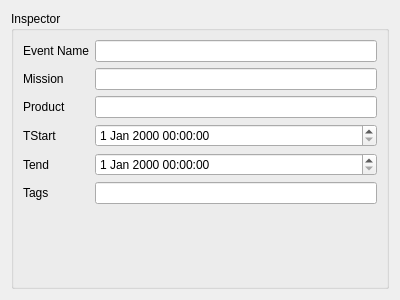
The window that gui/ui/Catalogue/CatalogueInspectorWidget.ui (SciQLop/SciQLop) describes before a commit, drawn with Qt 5.
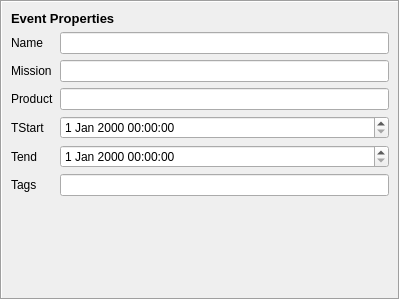
The same window after the commit. The open tabs and pages were chosen to show the change.

Diff of the .ui file:
```diff
--- a/gui/ui/Catalogue/CatalogueInspectorWidget.ui
+++ b/gui/ui/Catalogue/CatalogueInspectorWidget.ui
@@ -14,18 +14,30 @@
    <string>Form</string>
   </property>
   <layout class="QVBoxLayout" name="verticalLayout_2">
+   <property name="leftMargin">
+    <number>0</number>
+   </property>
+   <property name="topMargin">
+    <number>0</number>
+   </property>
+   <property name="rightMargin">
+    <number>0</number>
+   </property>
+   <property name="bottomMargin">
+    <number>0</number>
+   </property>
    <item>
-    <widget class="QGroupBox" name="groupBox">
-     <property name="title">
-      <string>Inspector</string>
+    <widget class="QFrame" name="frame">
+     <property name="frameShape">
+      <enum>QFrame::Box</enum>
      </property>
-     <property name="flat">
-      <bool>false</bool>
+     <property name="frameShadow">
+      <enum>QFrame::Sunken</enum>
+     </property>
+     <property name="lineWidth">
+      <number>1</number>
      </property>
      <layout class="QVBoxLayout" name="verticalLayout">
-      <property name="spacing">
-       <number>0</number>
-      </property>
       <property name="leftMargin">
        <number>0</number>
       </property>
@@ -41,35 +53,36 @@
       <item>
        <widget class="QStackedWidget" name="stackedWidget">
         <property name="currentIndex">
-         <number>0</number>
+         <number>2</number>
         </property>
+        <widget class="QWidget" name="emptyPage"/>
         <widget class="QWidget" name="catalogueInspectorPage">
          <layout class="QGridLayout" name="gridLayout_2">
-          <item row="0" column="0">
+          <item row="1" column="0">
            <widget class="QLabel" name="label_7">
             <property name="text">
              <string>Name</string>
             </property>
            </widget>
           </item>
-          <item row="0" column="1">
+          <item row="1" column="1">
            <widget class="QLineEdit" name="lineEdit_5"/>
           </item>
-          <item row="1" column="0">
+          <item row="2" column="0">
            <widget class="QLabel" name="label_8">
             <property name="text">
              <string>Author</string>
             </property>
            </widget>
           </item>
-          <item row="1" column="1">
+          <item row="2" column="1">
            <widget class="QLineEdit" name="lineEdit_6">
             <property name="text">
              <string/>
             </property>
            </widget>
           </item>
-          <item row="2" column="1">
+          <item row="3" column="1">
            <spacer name="verticalSpacer_2">
             <property name="orientation">
              <enum>Qt::Vertical</enum>
@@ -82,71 +95,85 @@
             </property>
            </spacer>
           </item>
+          <item row="0" column="0" colspan="2">
+           <widget class="QLabel" name="label_9">
+            <property name="font">
+             <font>
+              <pointsize>10</pointsize>
+              <weight>75</weight>
+              <bold>true</bold>
+             </font>
+            </property>
+            <property name="text">
+             <string>Catalogue Properties</string>
+            </property>
+           </widget>
+          </item>
          </layout>
         </widget>
         <widget class="QWidget" name="eventInspectorPage">
          <layout class="QGridLayout" name="gridLayout">
-          <item row="4" column="1">
+          <item row="5" column="1">
            <widget class="QDateTimeEdit" name="dateTimeEdit_2"/>
           </item>
-          <item row="3" column="0">
+          <item row="4" column="0">
            <widget class="QLabel" name="label_4">
             <property name="text">
              <string>TStart</string>
             </property>
            </widget>
           </item>
-          <item row="5" column="0">
+          <item row="6" column="0">
            <widget class="QLabel" name="label_6">
             <property name="text">
              <string>Tags</string>
             </property>
            </widget>
           </item>
-          <item row="2" column="0">
+          <item row="3" column="0">
            <widget class="QLabel" name="label_3">
             <property name="text">
              <string>Product</string>
             </property>
            </widget>
           </item>
-          <item row="2" column="1">
+          <item row="3" column="1">
            <widget class="QLineEdit" name="lineEdit_3"/>
           </item>
-          <item row="4" column="0">
+          <item row="5" column="0">
            <widget class="QLabel" name="label_5">
             <property name="text">
              <string>Tend</string>
             </property>
            </widget>
           </item>
-          <item row="3" column="1">
+          <item row="4" column="1">
            <widget class="QDateTimeEdit" name="dateTimeEdit"/>
           </item>
-          <item row="1" column="0">
+          <item row="2" column="0">
            <widget class="QLabel" name="label_2">
             <property name="text">
              <string>Mission</string>
             </property>
            </widget>
           </item>
-          <item row="0" column="1">
+          <item row="1" column="1">
            <widget class="QLineEdit" name="lineEdit"/>
           </item>
-          <item row="0" column="0">
+          <item row="1" column="0">
            <widget class="QLabel" name="label">
             <property name="text">
-             <string>Event Name</string>
+             <string>Name</string>
             </property>
            </widget>
           </item>
-          <item row="1" column="1">
+          <item row="2" column="1">
            <widget class="QLineEdit" name="lineEdit_2"/>
           </item>
-          <item row="5" column="1">
-           <widget class="QLineEdit" name="lineEdit_4"/>
-          </item>
           <item row="6" column="1">
+           <widget class="QLineEdit" name="lineEdit_4"/>
+          </item>
+          <item row="7" column="1">
            <spacer name="verticalSpacer">
             <property name="orientation">
              <enum>Qt::Vertical</enum>
@@ -159,6 +186,20 @@
             </property>
            </spacer>
           </item>
+          <item row="0" column="0" colspan="2">
+           <widget class="QLabel" name="label_10">
+            <property name="font">
+             <font>
+              <pointsize>10</pointsize>
+              <weight>75</weight>
+              <bold>true</bold>
+             </font>
+            </property>
+            <property name="text">
+             <string>Event Properties</string>
+            </property>
+           </widget>
+          </item>
          </layout>
         </widget>
        </widget>
```
